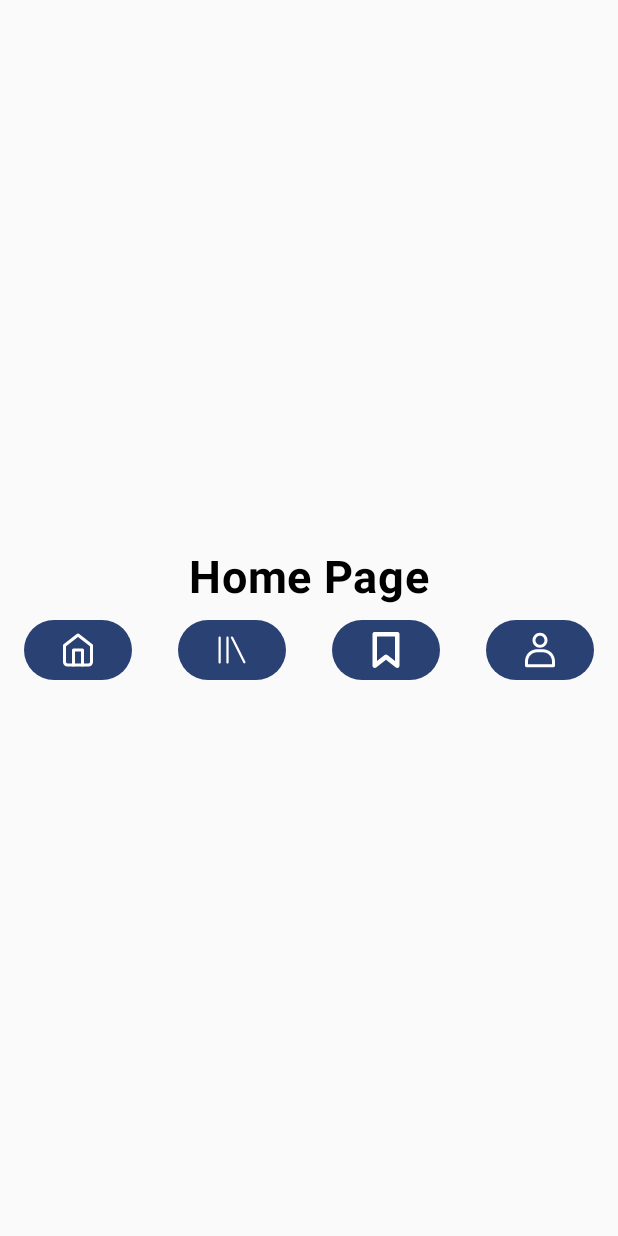
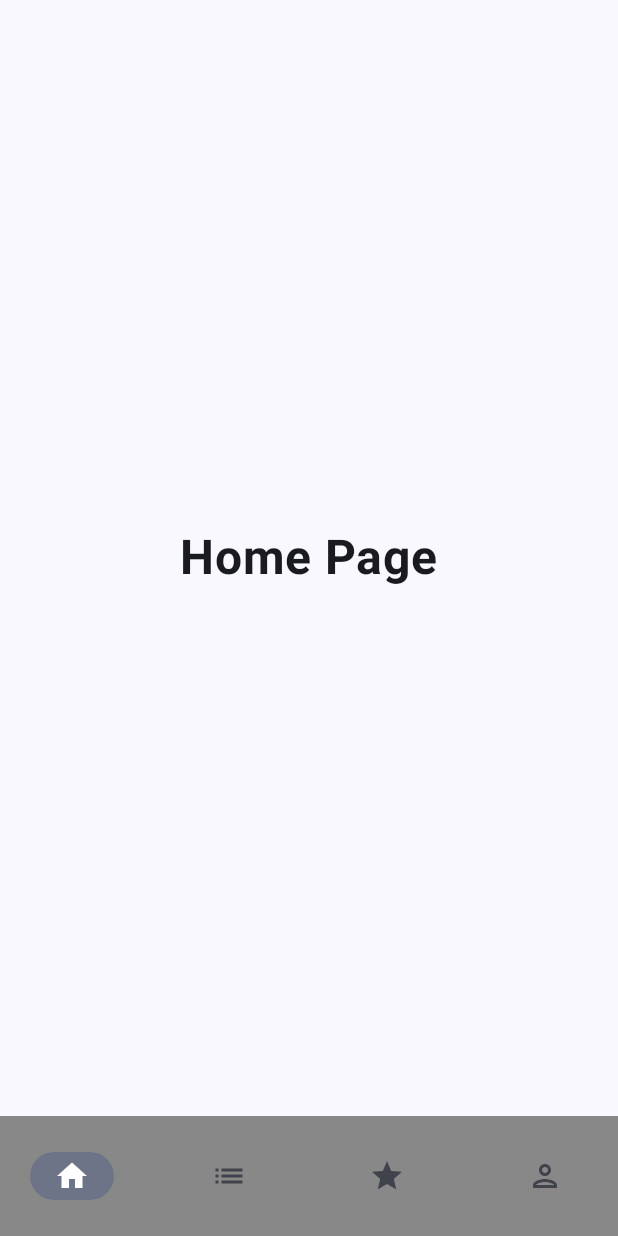
Before and after one commit to AlexandruTeoo/E-Books, an Android app built with Jetpack Compose: the HomeScreen screen opened through its navigation route, on a phone screen of 412 x 824 dp. Run offline under Robolectric (Android 15) with nearby library versions, the phone set to English and light mode, and no system bars.

Commit message:
add NavigationBar
To facilitate the transition from one window to another and to make the application as user friendly as possible, I chose to introduce this NavigationBar to the application

```diff
--- /dev/null
+++ b/app/src/main/java/com/example/e_books/BottomNavigationItem.kt
@@ -0,0 +1,10 @@
+package com.example.e_books
+
+import androidx.compose.ui.graphics.painter.Painter
+import androidx.compose.ui.graphics.vector.ImageVector
+
+data class BottomNavigationItem(
+    val title: String,
+    val selectedIcon: ImageVector,
+    val unselectedIcon: ImageVector
+)
--- /dev/null
+++ b/app/src/main/java/com/example/e_books/NavigationBarContent.kt
@@ -0,0 +1,95 @@
+package com.example.e_books
+
+import androidx.compose.foundation.Image
+import androidx.compose.foundation.layout.Box
+import androidx.compose.foundation.layout.padding
+import androidx.compose.material.icons.Icons
+import androidx.compose.material.icons.filled.Home
+import androidx.compose.material.icons.filled.List
+import androidx.compose.material.icons.filled.Person
+import androidx.compose.material.icons.filled.Star
+import androidx.compose.material.icons.outlined.Home
+import androidx.compose.material.icons.outlined.List
+import androidx.compose.material.icons.outlined.Person
+import androidx.compose.material.icons.outlined.Star
+import androidx.compose.material3.Icon
+import androidx.compose.material3.NavigationBar
+import androidx.compose.material3.NavigationBarItem
+import androidx.compose.material3.Scaffold
+import androidx.compose.runtime.Composable
+import androidx.compose.runtime.getValue
+import androidx.compose.runtime.mutableStateOf
+import androidx.compose.runtime.saveable.rememberSaveable
+import androidx.compose.runtime.setValue
+import androidx.compose.ui.Modifier
+import androidx.compose.ui.graphics.Color
+import androidx.compose.ui.res.painterResource
+import androidx.navigation.NavController
+import androidx.navigation.compose.currentBackStackEntryAsState
+import com.example.e_books.screens.BooksContent
+
+@Composable
+fun Content(navController: NavController, contentToDisplay: @Composable () -> Unit) {
+    val items = listOf(
+        BottomNavigationItem(
+            title = "home_screen",
+            selectedIcon = Icons.Filled.Home,
+            unselectedIcon = Icons.Outlined.Home
+        ),
+        BottomNavigationItem(
+            title = "books_screen",
+            selectedIcon = Icons.Filled.List,
+            unselectedIcon = Icons.Outlined.List
+        ),
+        BottomNavigationItem(
+            title = "saved_screen",
+            selectedIcon = Icons.Filled.Star,
+            unselectedIcon = Icons.Outlined.Star
+        ),
+        BottomNavigationItem(
+            title = "profile_screen",
+            selectedIcon = Icons.Filled.Person,
+            unselectedIcon = Icons.Outlined.Person
+        )
+    )
+
+    // Observe the current route to update the selected item in BottomNavigation
+    val navBackStackEntry by navController.currentBackStackEntryAsState()
+    val currentRoute = navBackStackEntry?.destination?.route
+
+    // Find the index of the current route in the items list
+    var selectedItemIndex = items.indexOfFirst { it.title == currentRoute }
+
+    Scaffold(
+        bottomBar = {
+            NavigationBar(
+                containerColor = Color.Gray
+            ){
+                items.forEachIndexed{ index, item ->
+                    NavigationBarItem(
+                        selected = selectedItemIndex == index,
+                        onClick = {
+                            selectedItemIndex = index
+                            navController.navigate(item.title)
+                        },
+                        icon = {
+                            Icon(
+                                imageVector = if (index == selectedItemIndex){
+                                    item.selectedIcon
+                                } else item.unselectedIcon,
+                                contentDescription = null
+                            )
+                        }
+                    )
+                }
+            }
+        }
+    ) { innerPading ->
+        Box(
+            modifier = Modifier
+                .padding(innerPading)
+        ){
+            contentToDisplay()
+        }
+    }
+}
--- a/app/src/main/java/com/example/e_books/screens/BooksScreen.kt
+++ b/app/src/main/java/com/example/e_books/screens/BooksScreen.kt
@@ -1,31 +1,51 @@
 package com.example.e_books.screens
 
+import androidx.compose.foundation.Image
 import androidx.compose.foundation.layout.Arrangement
+import androidx.compose.foundation.layout.Box
 import androidx.compose.foundation.layout.Column
 import androidx.compose.foundation.layout.fillMaxSize
 import androidx.compose.foundation.layout.padding
+import androidx.compose.material3.NavigationBar
+import androidx.compose.material3.NavigationBarItem
 import androidx.compose.material3.Scaffold
 import androidx.compose.material3.Surface
 import androidx.compose.material3.Text
 import androidx.compose.runtime.Composable
+import androidx.compose.runtime.getValue
+import androidx.compose.runtime.mutableStateOf
+import androidx.compose.runtime.saveable.rememberSaveable
+import androidx.compose.runtime.setValue
 import androidx.compose.ui.Alignment
 import androidx.compose.ui.Modifier
+import androidx.compose.ui.graphics.Color
+import androidx.compose.ui.res.painterResource
 import androidx.compose.ui.text.font.FontWeight
 import androidx.compose.ui.unit.dp
 import androidx.compose.ui.unit.sp
 import androidx.navigation.NavController
+import com.example.e_books.BottomNavigationItem
+import com.example.e_books.Content
+import com.example.e_books.R
 
 @Composable
 fun BooksScreen(navController: NavController) {
-    Column(modifier = Modifier
-        .fillMaxSize()
-        .padding(16.dp),
+    Content(navController, { BooksContent() })
+}
+
+@Composable
+fun BooksContent(){
+    Column(
+        modifier = Modifier
+            .fillMaxSize()
+            .padding(16.dp),
         verticalArrangement = Arrangement.Center,
-        horizontalAlignment = Alignment.CenterHorizontally) {
+        horizontalAlignment = Alignment.CenterHorizontally
+    ) {
         Text(
             text = "Books Page",
-            fontSize = 30.sp,
-            fontWeight = FontWeight.Bold
+            fontWeight = FontWeight.Bold,
+            fontSize = 32.sp
         )
     }
 }
--- a/app/src/main/java/com/example/e_books/screens/HomeScreen.kt
+++ b/app/src/main/java/com/example/e_books/screens/HomeScreen.kt
@@ -1,6 +1,7 @@
 package com.example.e_books.screens
 
 import androidx.compose.foundation.Image
+import androidx.compose.foundation.background
 import androidx.compose.foundation.layout.Arrangement
 import androidx.compose.foundation.layout.Box
 import androidx.compose.foundation.layout.Column
@@ -23,55 +24,37 @@ import androidx.compose.ui.unit.dp
 import androidx.compose.ui.unit.sp
 import androidx.navigation.NavController
 import com.example.e_books.R
+import androidx.compose.material.*
+import androidx.compose.material3.Icon
+import androidx.compose.material3.NavigationBar
+import androidx.compose.material3.NavigationBarItem
+import androidx.compose.runtime.getValue
+import androidx.compose.runtime.mutableStateOf
+import androidx.compose.runtime.setValue
+import androidx.compose.runtime.*
+import androidx.compose.runtime.saveable.rememberSaveable
+import androidx.compose.ui.graphics.Color
+import com.example.e_books.BottomNavigationItem
+import com.example.e_books.Content
 
 @Composable
 fun HomeScreen(navController: NavController) {
-    Column(modifier = Modifier
-        .fillMaxSize()
-        .padding(16.dp),
+    Content(navController = navController, contentToDisplay = { HomeContent() })
+}
+
+@Composable
+fun HomeContent(){
+    Column(
+        modifier = Modifier
+            .fillMaxSize()
+            .padding(16.dp),
         verticalArrangement = Arrangement.Center,
         horizontalAlignment = Alignment.CenterHorizontally
     ) {
         Text(
             text = "Home Page",
-            fontSize = 30.sp,
-            fontWeight = FontWeight.Bold
+            fontWeight = FontWeight.Bold,
+            fontSize = 32.sp
         )
-        Spacer(modifier = Modifier.height(6.dp))
-        Row(
-            modifier = Modifier
-                .fillMaxWidth()
-                .padding(),
-            verticalAlignment = Alignment.Bottom,
-            horizontalArrangement = Arrangement.SpaceEvenly
-        ) {
-            Button(onClick = { navController.navigate("home_screen") }) {
-                Image(
-                    painter = painterResource(id = R.drawable.home_icon),
-                    contentDescription = "Home"
-                )
-            }
-            Spacer(modifier = Modifier.weight(1f))
-            Button(onClick = { navController.navigate("books_screen") }) {
-                Image(
-                    painter = painterResource(id = R.drawable.library_icon),
-                    contentDescription = "Books"
-                )
-            }
-            Spacer(modifier = Modifier.weight(1f))
-            Button(onClick = { navController.navigate("saved_screen") }) {
-                Image(
-                    painter = painterResource(id = R.drawable.save_icon),
-                    contentDescription = "Saved"
-                )
-            }
-            Spacer(modifier = Modifier.weight(1f))
-            Button(onClick = { navController.navigate("profile_screen") }) {
-                Image(
-                    painter = painterResource(id = R.drawable.profile_icon),
-                    contentDescription = "Profile"
-                )
-            }
-        }
     }
 }
--- a/app/src/main/java/com/example/e_books/screens/ProfileScreen.kt
+++ b/app/src/main/java/com/example/e_books/screens/ProfileScreen.kt
@@ -14,9 +14,15 @@ import androidx.compose.ui.text.font.FontWeight
 import androidx.compose.ui.unit.dp
 import androidx.compose.ui.unit.sp
 import androidx.navigation.NavController
+import com.example.e_books.Content
 
 @Composable
 fun ProfileScreen(navController: NavController) {
+    Content(navController, { ProfileContent() })
+}
+
+@Composable
+fun ProfileContent() {
     Column(modifier = Modifier
         .fillMaxSize()
         .padding(16.dp),
--- a/app/src/main/java/com/example/e_books/screens/SavedScreen.kt
+++ b/app/src/main/java/com/example/e_books/screens/SavedScreen.kt
@@ -14,9 +14,15 @@ import androidx.compose.ui.text.font.FontWeight
 import androidx.compose.ui.unit.dp
 import androidx.compose.ui.unit.sp
 import androidx.navigation.NavController
+import com.example.e_books.Content
 
 @Composable
 fun SavedScreen(navController: NavController) {
+    Content(navController, { SavedContent() })
+}
+
+@Composable
+fun SavedContent() {
     Column(modifier = Modifier
         .fillMaxSize()
         .padding(16.dp),
```
